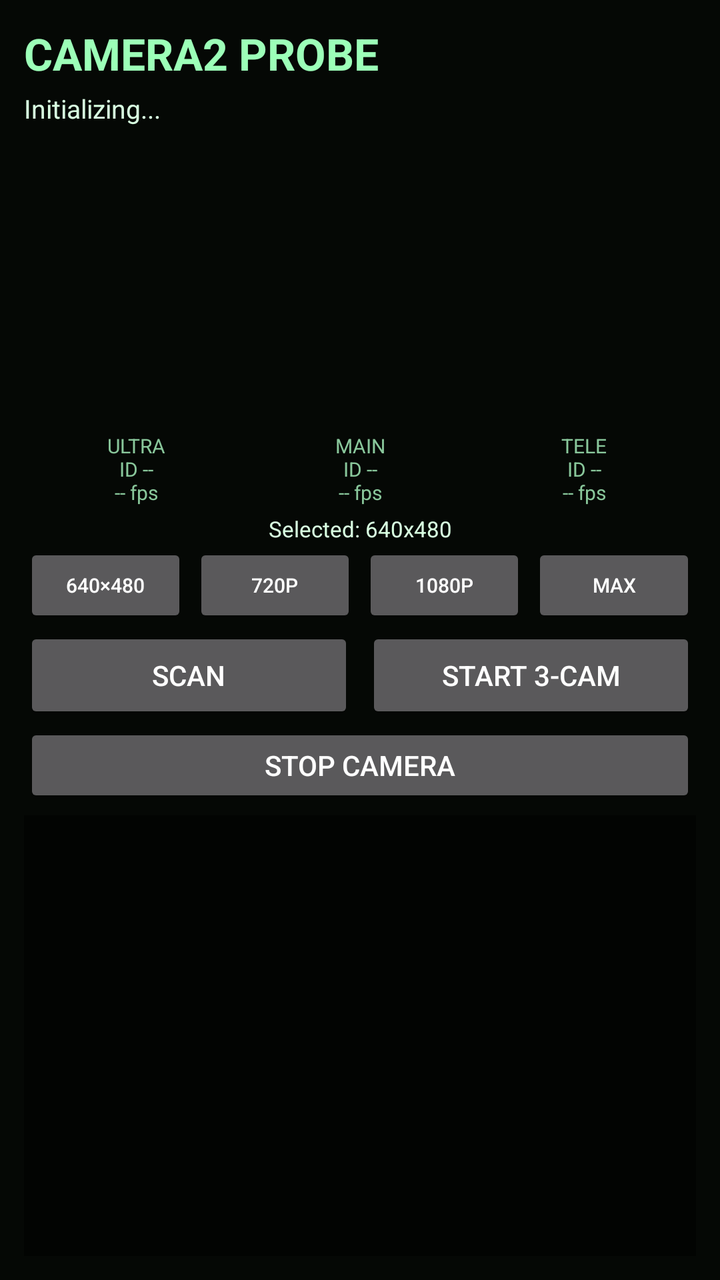
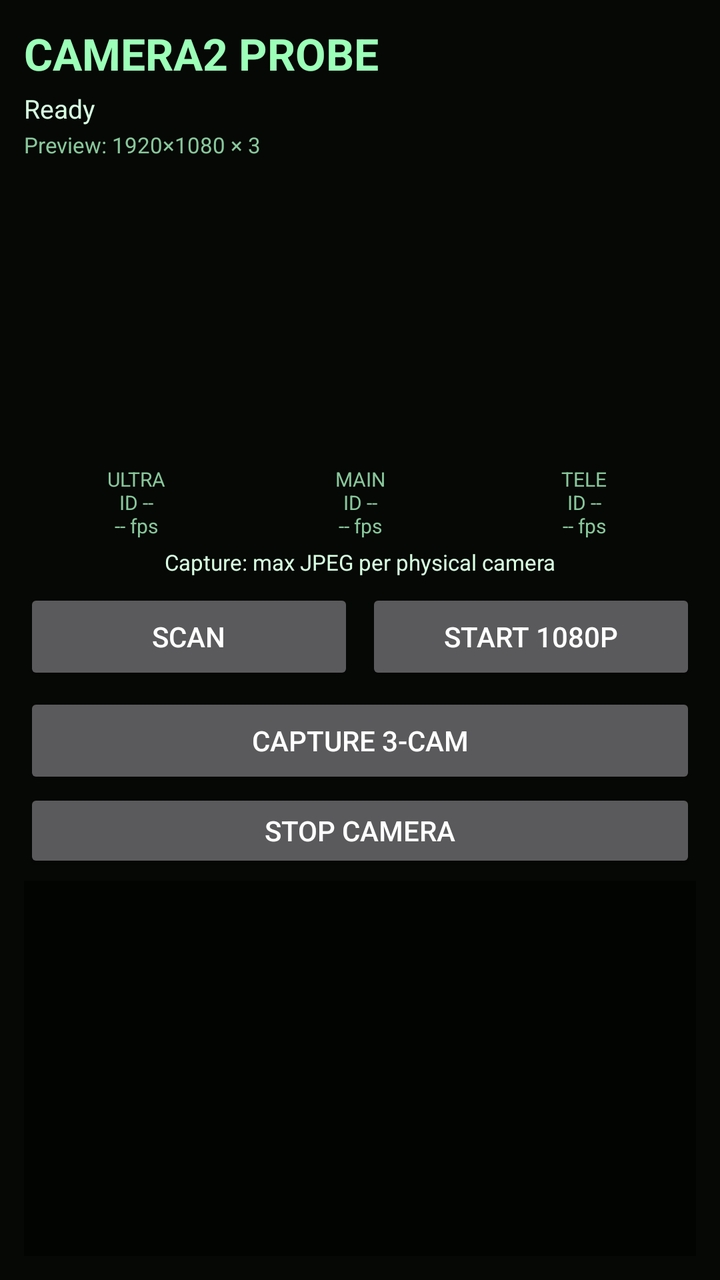

Two renders of the same Android screen: before a commit and after it. Below are the layout's source before the change and the commit's diff.
<!-- AndroidManifest.xml: application theme android:Theme.Material.NoActionBar -->
<!-- res/layout/activity_main.xml -->
<?xml version="1.0" encoding="utf-8"?>
<LinearLayout xmlns:android="http://schemas.android.com/apk/res/android"
    android:layout_width="match_parent"
    android:layout_height="match_parent"
    android:background="#050805"
    android:orientation="vertical"
    android:padding="12dp">

    <TextView
        android:layout_width="match_parent"
        android:layout_height="wrap_content"
        android:text="CAMERA2 PROBE"
        android:textColor="#9CFFB8"
        android:textSize="22sp"
        android:textStyle="bold" />

    <TextView
        android:id="@+id/statusText"
        android:layout_width="match_parent"
        android:layout_height="wrap_content"
        android:layout_marginTop="4dp"
        android:text="Initializing..."
        android:textColor="#D8FFE1"
        android:textSize="13sp" />

    <LinearLayout
        android:layout_width="match_parent"
        android:layout_height="145dp"
        android:layout_marginTop="8dp"
        android:orientation="horizontal">

        <TextureView
            android:id="@+id/preview1"
            android:layout_width="0dp"
            android:layout_height="match_parent"
            android:layout_marginEnd="3dp"
            android:layout_weight="1" />

        <TextureView
            android:id="@+id/preview2"
            android:layout_width="0dp"
            android:layout_height="match_parent"
            android:layout_marginHorizontal="3dp"
            android:layout_weight="1" />

        <TextureView
            android:id="@+id/preview3"
            android:layout_width="0dp"
            android:layout_height="match_parent"
            android:layout_marginStart="3dp"
            android:layout_weight="1" />
    </LinearLayout>

    <LinearLayout
        android:layout_width="match_parent"
        android:layout_height="wrap_content"
        android:orientation="horizontal">

        <TextView
            android:id="@+id/label1"
            android:layout_width="0dp"
            android:layout_height="wrap_content"
            android:layout_weight="1"
            android:gravity="center"
            android:text="ULTRA\nID --\n-- fps"
            android:textColor="#89C79B"
            android:textSize="10sp" />

        <TextView
            android:id="@+id/label2"
            android:layout_width="0dp"
            android:layout_height="wrap_content"
            android:layout_weight="1"
            android:gravity="center"
            android:text="MAIN\nID --\n-- fps"
            android:textColor="#89C79B"
            android:textSize="10sp" />

        <TextView
            android:id="@+id/label3"
            android:layout_width="0dp"
            android:layout_height="wrap_content"
            android:layout_weight="1"
            android:gravity="center"
            android:text="TELE\nID --\n-- fps"
            android:textColor="#89C79B"
            android:textSize="10sp" />
    </LinearLayout>

    <TextView
        android:id="@+id/resolutionText"
        android:layout_width="match_parent"
        android:layout_height="wrap_content"
        android:layout_marginTop="4dp"
        android:gravity="center"
        android:text="Selected: 640x480"
        android:textColor="#D8FFE1"
        android:textSize="11sp" />

    <LinearLayout
        android:layout_width="match_parent"
        android:layout_height="wrap_content"
        android:orientation="horizontal">

        <Button
            android:id="@+id/vgaButton"
            android:layout_width="0dp"
            android:layout_height="wrap_content"
            android:layout_weight="1"
            android:minHeight="42dp"
            android:text="640×480"
            android:textSize="10sp" />

        <Button
            android:id="@+id/p720Button"
            android:layout_width="0dp"
            android:layout_height="wrap_content"
            android:layout_marginStart="3dp"
            android:layout_weight="1"
            android:minHeight="42dp"
            android:text="720P"
            android:textSize="10sp" />

        <Button
            android:id="@+id/p1080Button"
            android:layout_width="0dp"
            android:layout_height="wrap_content"
            android:layout_marginStart="3dp"
            android:layout_weight="1"
            android:minHeight="42dp"
            android:text="1080P"
            android:textSize="10sp" />

        <Button
            android:id="@+id/maxButton"
            android:layout_width="0dp"
            android:layout_height="wrap_content"
            android:layout_marginStart="3dp"
            android:layout_weight="1"
            android:minHeight="42dp"
            android:text="MAX"
            android:textSize="10sp" />
    </LinearLayout>

    <LinearLayout
        android:layout_width="match_parent"
        android:layout_height="wrap_content"
        android:orientation="horizontal">

        <Button
            android:id="@+id/scanButton"
            android:layout_width="0dp"
            android:layout_height="wrap_content"
            android:layout_weight="1"
            android:text="SCAN" />

        <Button
            android:id="@+id/tripleButton"
            android:layout_width="0dp"
            android:layout_height="wrap_content"
            android:layout_marginStart="6dp"
            android:layout_weight="1"
            android:text="START 3-CAM" />
    </LinearLayout>

    <Button
        android:id="@+id/stopButton"
        android:layout_width="match_parent"
        android:layout_height="wrap_content"
        android:minHeight="42dp"
        android:text="STOP CAMERA" />

    <ScrollView
        android:layout_width="match_parent"
        android:layout_height="0dp"
        android:layout_marginTop="4dp"
        android:layout_weight="1"
        android:background="#020402"
        android:fillViewport="true">

        <TextView
            android:id="@+id/logText"
            android:layout_width="match_parent"
            android:layout_height="wrap_content"
            android:padding="8dp"
            android:textColor="#70FF98"
            android:textIsSelectable="true"
            android:textSize="10sp" />
    </ScrollView>
</LinearLayout>
<!-- resources referenced by this layout -->
<resources>

</resources>

<!-- the commit's change to res/layout/activity_main.xml (unified diff, before → after) -->
@@ -19,9 +19,17 @@
         android:layout_width="match_parent"
         android:layout_height="wrap_content"
         android:layout_marginTop="4dp"
-        android:text="Initializing..."
+        android:text="Ready"
         android:textColor="#D8FFE1"
         android:textSize="13sp" />
+
+    <TextView
+        android:layout_width="match_parent"
+        android:layout_height="wrap_content"
+        android:layout_marginTop="2dp"
+        android:text="Preview: 1920×1080 × 3"
+        android:textColor="#89C79B"
+        android:textSize="11sp" />
 
     <LinearLayout
         android:layout_width="match_parent"
@@ -88,63 +96,19 @@
     </LinearLayout>
 
     <TextView
-        android:id="@+id/resolutionText"
+        android:id="@+id/captureInfoText"
         android:layout_width="match_parent"
         android:layout_height="wrap_content"
         android:layout_marginTop="4dp"
         android:gravity="center"
-        android:text="Selected: 640x480"
+        android:text="Capture: max JPEG per physical camera"
         android:textColor="#D8FFE1"
         android:textSize="11sp" />
 
     <LinearLayout
         android:layout_width="match_parent"
         android:layout_height="wrap_content"
-        android:orientation="horizontal">
-
-        <Button
-            android:id="@+id/vgaButton"
-            android:layout_width="0dp"
-            android:layout_height="wrap_content"
-            android:layout_weight="1"
-            android:minHeight="42dp"
-            android:text="640×480"
-            android:textSize="10sp" />
-
-        <Button
-            android:id="@+id/p720Button"
-            android:layout_width="0dp"
-            android:layout_height="wrap_content"
-            android:layout_marginStart="3dp"
-            android:layout_weight="1"
-            android:minHeight="42dp"
-            android:text="720P"
-            android:textSize="10sp" />
-
-        <Button
-            android:id="@+id/p1080Button"
-            android:layout_width="0dp"
-            android:layout_height="wrap_content"
-            android:layout_marginStart="3dp"
-            android:layout_weight="1"
-            android:minHeight="42dp"
-            android:text="1080P"
-            android:textSize="10sp" />
-
-        <Button
-            android:id="@+id/maxButton"
-            android:layout_width="0dp"
-            android:layout_height="wrap_content"
-            android:layout_marginStart="3dp"
-            android:layout_weight="1"
-            android:minHeight="42dp"
-            android:text="MAX"
-            android:textSize="10sp" />
-    </LinearLayout>
-
-    <LinearLayout
-        android:layout_width="match_parent"
-        android:layout_height="wrap_content"
+        android:layout_marginTop="6dp"
         android:orientation="horizontal">
 
         <Button
@@ -155,13 +119,21 @@
             android:text="SCAN" />
 
         <Button
-            android:id="@+id/tripleButton"
+            android:id="@+id/startButton"
             android:layout_width="0dp"
             android:layout_height="wrap_content"
             android:layout_marginStart="6dp"
             android:layout_weight="1"
-            android:text="START 3-CAM" />
+            android:text="START 1080P" />
     </LinearLayout>
+
+    <Button
+        android:id="@+id/captureButton"
+        android:layout_width="match_parent"
+        android:layout_height="wrap_content"
+        android:layout_marginTop="4dp"
+        android:minHeight="48dp"
+        android:text="CAPTURE 3-CAM" />
 
     <Button
         android:id="@+id/stopButton"
